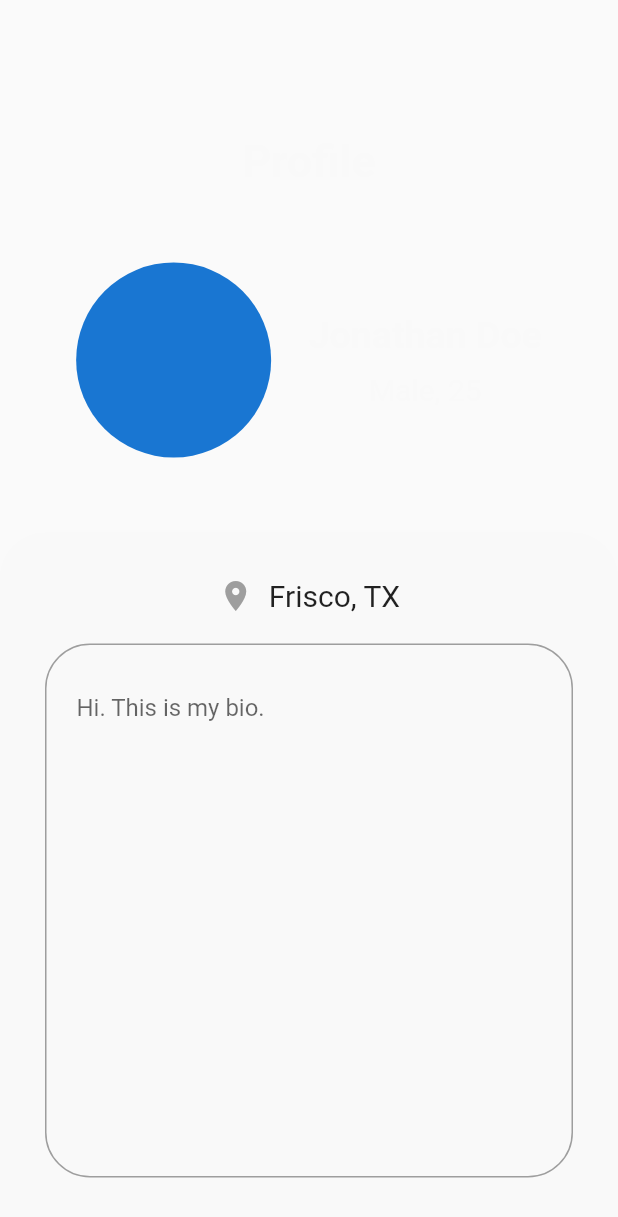
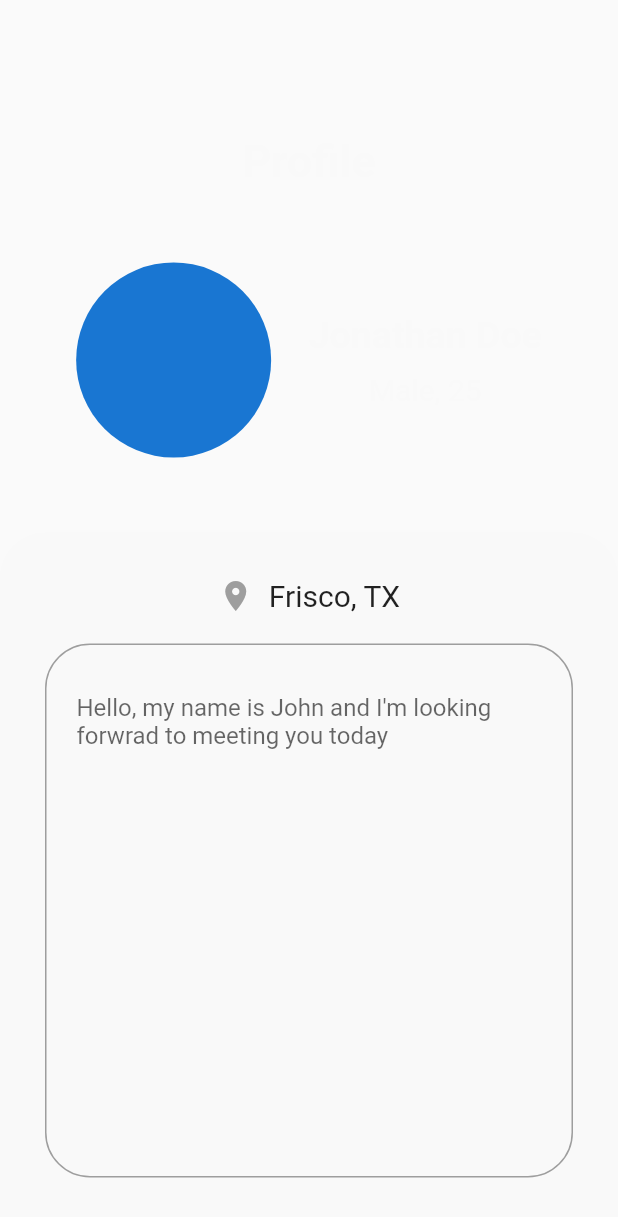
Before and after one commit to errorTeamNameNotFound/HackDFW, a Flutter app: the ProfileContent widget shown alone on an empty page, opened directly, on a phone screen of 412 x 824 dp. Shown: the top 1217 px of the screen. Run offline on Flutter 3.47's test engine with Material 2 defaults, Android fonts, the phone set to English and light mode, and no system bars; missing offline and left inert: stream_chat_flutter.

Commit message:
added johns details

```diff
--- a/lib/main.dart
+++ b/lib/main.dart
@@ -41,7 +41,7 @@ Future<void> main() async {
   /// Please see the following for more information:
   /// https://getstream.io/chat/docs/flutter-dart/tokens_and_authentication/?language=dart
   await client.connectUser(
-    User(id: 'Sue'),
+    User(id: 'John'),
     '''eyJ0eXAiOiJKV1QiLCJhbGciOiJIUzI1NiJ9.eyJ1c2VyX2lkIjoiSm9obiJ9.VuXsV-__FTeKcfrW-QSec48ZZZeb0KVNut3ynUMk88M''',
   );
 
@@ -53,9 +53,9 @@ Future<void> main() async {
   // final channel = client.channel('messaging', id: 'cinder');
   final channel = client.channel(
     "messaging",
-    id: "cinder",
+    id: "Your-Match",
     extraData: {
-      "name": "cinderella",
+      "name": "chaterella",
       "members": ["John", "Sue"],
     },
   );
--- a/lib/pages/mainpage.dart
+++ b/lib/pages/mainpage.dart
@@ -48,7 +48,7 @@ class _HomePageState extends State<HomePage> {
           ),
           BottomNavigationBarItem(
             icon: Icon(Icons.chat_bubble),
-            label: 'Chat',
+            label: 'Today\'s Match',
             backgroundColor: Styles.kOffWhite,
           ),
           BottomNavigationBarItem(
--- a/lib/pages/pagecontent/profilecontent.dart
+++ b/lib/pages/pagecontent/profilecontent.dart
@@ -136,7 +136,7 @@ class _ProfileContentState extends State<ProfileContent> {
                       },
                       decoration: InputDecoration(
                         border: InputBorder.none,
-                        hintText: "Hi. This is my bio.",
+                        hintText: "Hello, my name is John and I'm looking forwrad to meeting you today",
                       ),
                       keyboardType: TextInputType.multiline,
                       maxLines: 15,
```
